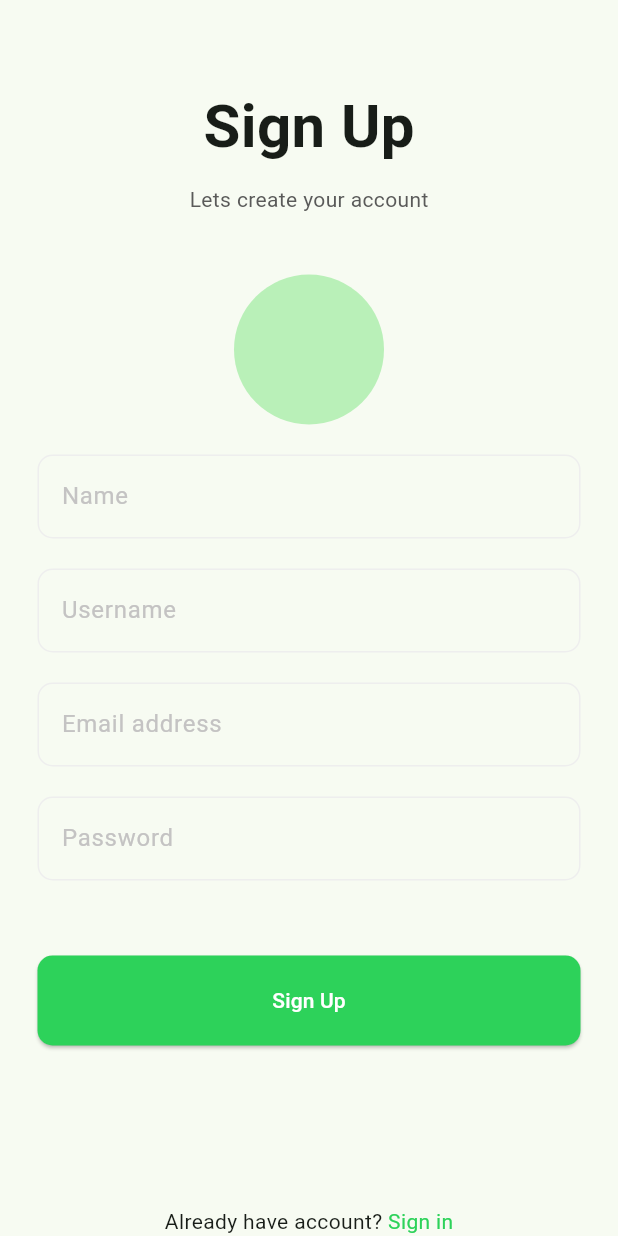
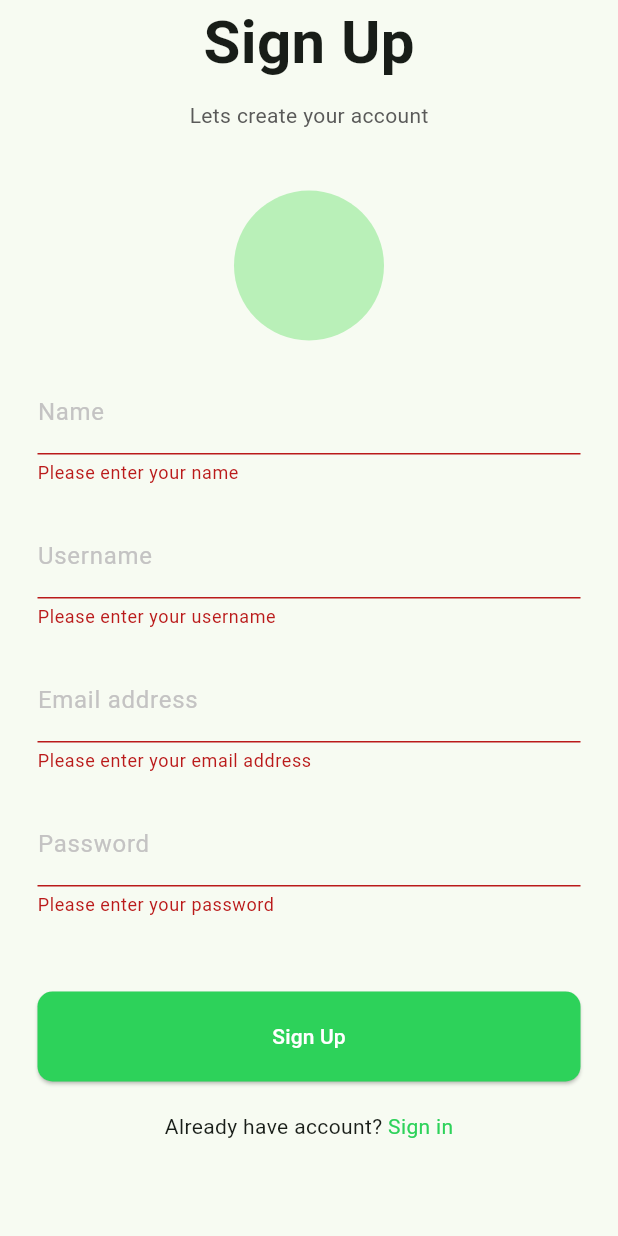
Before and after one commit to bhartiyaanshul/social-media-flutter, a Flutter app: the screen it shows after launch, after a tap on "Sign Up", on a phone screen of 412 x 824 dp. Run offline on Flutter 3.47's test engine with Material 3 defaults, Android fonts, the phone set to English and light mode, and no system bars; our stand-ins replace image_picker.

Commit message:
Signup form Validation added

```diff
--- a/lib/signup_page.dart
+++ b/lib/signup_page.dart
@@ -12,7 +12,13 @@ class SignUpPage extends StatefulWidget {
 }
 
 class _SignUpPageState extends State<SignUpPage> {
+  final _formkey = GlobalKey<FormState>();
   File? _image;
+
+  TextEditingController nameController = TextEditingController();
+  TextEditingController usernameController = TextEditingController();
+  TextEditingController emailController = TextEditingController();
+  TextEditingController passwordController = TextEditingController();
 
   Future<void> onProfileTapped() async {
     final ImagePicker picker = ImagePicker();
@@ -28,19 +34,13 @@ class _SignUpPageState extends State<SignUpPage> {
 
   @override
   Widget build(BuildContext context) {
-    final _formkey = GlobalKey<FormState>();
     return Scaffold(
-      appBar: AppBar(
-          // leading: IconButton(
-          //     // style: ButtonStyle(backgroundColor: const MaterialStatePropertyAll(Color.fromARGB(255, 45, 210, 90)),
-          //     icon: const Icon(Icons.arrow_back),
-          //     onPressed: () {
-          //       Navigator.pop(context);
-          //     }),
-          ),
       body: SafeArea(
-        child: Center(
+        child: SingleChildScrollView(
+          child: SizedBox(
+            height: MediaQuery.of(context).size.height,
             child: Column(
+              // mainAxisAlignment: MainAxisAlignment.center,
               children: [
                 const Text(
                   'Sign Up',
@@ -72,6 +72,13 @@ class _SignUpPageState extends State<SignUpPage> {
                             )),
                         const SizedBox(height: 20),
                         TextFormField(
+                          validator: (value) {
+                            if (value == null || value.isEmpty) {
+                              return 'Please enter your name';
+                            }
+                            return null;
+                          },
+                          controller: nameController,
                           decoration: const InputDecoration(
                             focusedBorder: OutlineInputBorder(
                               borderRadius: BorderRadius.all(Radius.circular(10)),
@@ -90,6 +97,13 @@ class _SignUpPageState extends State<SignUpPage> {
                         ),
                         const SizedBox(height: 20),
                         TextFormField(
+                          validator: (value) {
+                            if (value == null || value.isEmpty) {
+                              return 'Please enter your username';
+                            }
+                            return null;
+                          },
+                          controller: usernameController,
                           decoration: const InputDecoration(
                             focusedBorder: OutlineInputBorder(
                               borderRadius: BorderRadius.all(Radius.circular(10)),
@@ -108,6 +122,13 @@ class _SignUpPageState extends State<SignUpPage> {
                         ),
                         const SizedBox(height: 20),
                         TextFormField(
+                          validator: (value) {
+                            if (value == null || value.isEmpty) {
+                              return 'Please enter your email address';
+                            }
+                            return null;
+                          },
+                          controller: emailController,
                           decoration: const InputDecoration(
                             focusedBorder: OutlineInputBorder(
                               borderRadius: BorderRadius.all(Radius.circular(10)),
@@ -126,6 +147,17 @@ class _SignUpPageState extends State<SignUpPage> {
                         ),
                         const SizedBox(height: 20),
                         TextFormField(
+                          validator: (value) {
+                            if (value == null || value.isEmpty ) {
+                              return 'Please enter your password';
+                            }
+                            if(value.length < 6){
+                              return 'Password must be at least 6 characters';
+                            }
+                            return null;
+
+                          },
+                          controller: passwordController,
                           decoration: const InputDecoration(
                             focusedBorder: OutlineInputBorder(
                               borderRadius: BorderRadius.all(Radius.circular(10)),
@@ -152,7 +184,18 @@ class _SignUpPageState extends State<SignUpPage> {
                               borderRadius: BorderRadius.circular(10),
                             ),
                           ),
-                        onPressed: () {},
+                          onPressed: () {
+                            if (_formkey.currentState!.validate()) {
+                              print(nameController.text);
+                              print(usernameController.text);
+                              print(emailController.text);
+                              print(passwordController.text);
+                              nameController.clear();
+                              usernameController.clear();
+                              emailController.clear();
+                              passwordController.clear();
+                            }
+                          },
                           child: const Text(
                             'Sign Up',
                             style: TextStyle(
@@ -165,7 +208,8 @@ class _SignUpPageState extends State<SignUpPage> {
                     ),
                   ),
                 ),
-              const Expanded(flex: 1, child: SizedBox()),
+                // const Expanded(child: SizedBox()),
+                const SizedBox(height: 20),
                 Row(
                   mainAxisAlignment: MainAxisAlignment.center,
                   children: [
@@ -188,6 +232,7 @@ class _SignUpPageState extends State<SignUpPage> {
             ),
           ),
         ),
+      ),
     );
   }
 }
```
Lines whose indentation alone changed are shown as unchanged.
